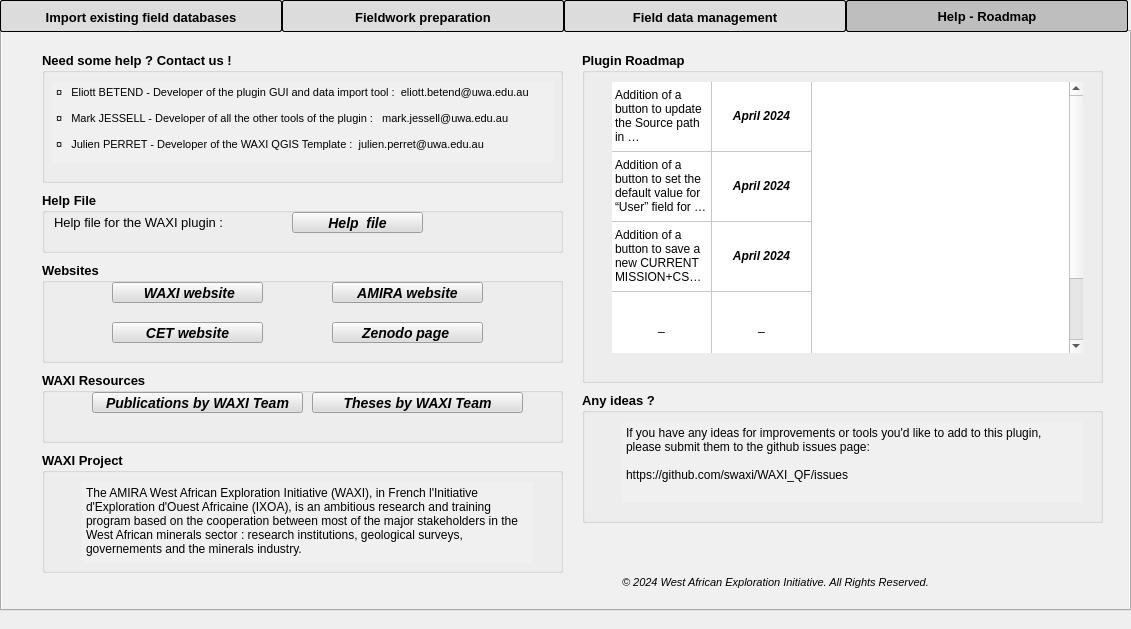
Above: WAXI_QF_dialog_base.ui from swaxi/GEOL-QMAPS before the change. Below: the same form after it.
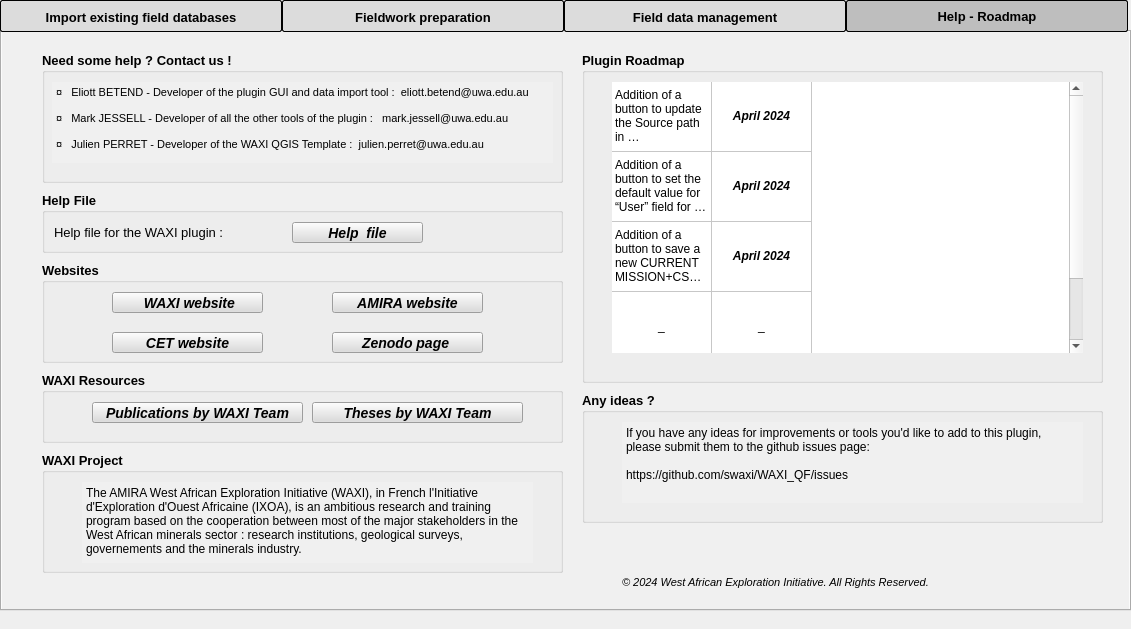
That is the form after the change. The open tabs and pages were chosen to show the change.

Commit message: tidy button positions

Patch:
```diff
--- a/WAXI_QF_dialog_base.ui
+++ b/WAXI_QF_dialog_base.ui
@@ -2536,7 +2536,7 @@
      <property name="geometry">
       <rect>
        <x>50</x>
-       <y>170</y>
+       <y>180</y>
        <width>271</width>
        <height>41</height>
       </rect>
@@ -2569,7 +2569,7 @@
      <property name="geometry">
       <rect>
        <x>290</x>
-       <y>180</y>
+       <y>190</y>
        <width>131</width>
        <height>21</height>
       </rect>
@@ -2772,7 +2772,7 @@
      <property name="geometry">
       <rect>
        <x>330</x>
-       <y>290</y>
+       <y>300</y>
        <width>151</width>
        <height>21</height>
       </rect>
@@ -2792,7 +2792,7 @@
      <property name="geometry">
       <rect>
        <x>110</x>
-       <y>290</y>
+       <y>300</y>
        <width>151</width>
        <height>21</height>
       </rect>
@@ -2812,7 +2812,7 @@
      <property name="geometry">
       <rect>
        <x>90</x>
-       <y>360</y>
+       <y>370</y>
        <width>211</width>
        <height>21</height>
       </rect>
@@ -2834,7 +2834,7 @@
      <property name="geometry">
       <rect>
        <x>310</x>
-       <y>360</y>
+       <y>370</y>
        <width>211</width>
        <height>21</height>
       </rect>
@@ -2856,7 +2856,7 @@
      <property name="geometry">
       <rect>
        <x>330</x>
-       <y>250</y>
+       <y>260</y>
        <width>151</width>
        <height>21</height>
       </rect>
@@ -2876,7 +2876,7 @@
      <property name="geometry">
       <rect>
        <x>110</x>
-       <y>250</y>
+       <y>260</y>
        <width>151</width>
        <height>21</height>
       </rect>
```
Left out of the diff: 2 changed lines with no effect on the pictures.
